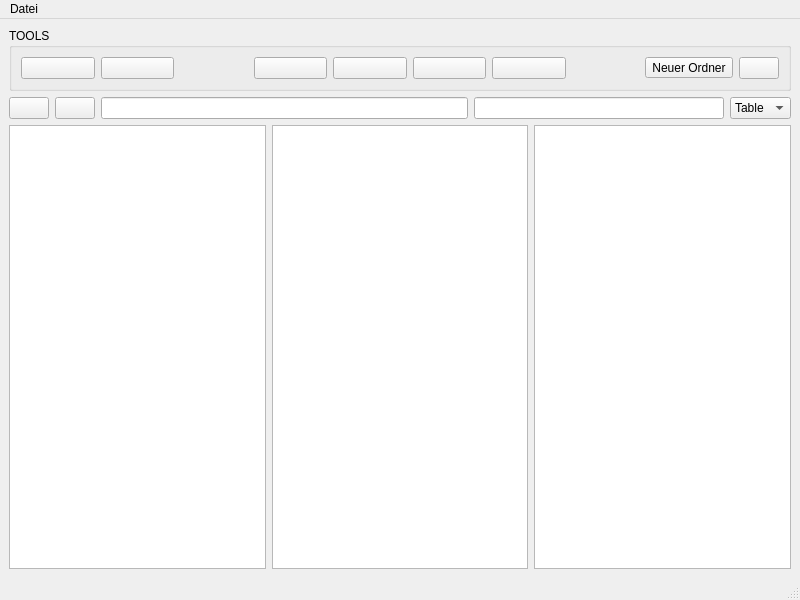
The window that stegano_gui/mainwindow.ui (Bonoolu/SteganoFS) describes before a commit, drawn with Qt 5.
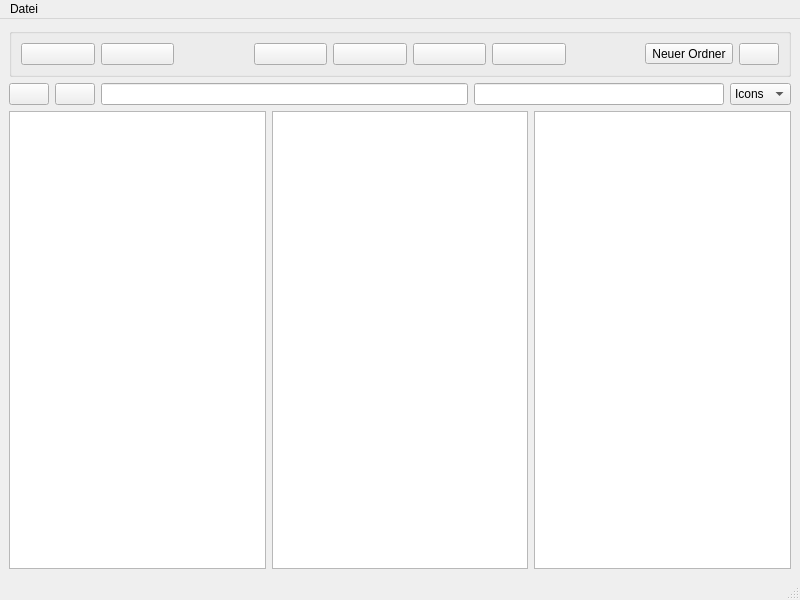
The same window after the commit. Icons and pictures are not drawn.

Commit message: minor changes at GUI, removes tools label, removed actions new folder and new file, fixed combo box for views

The edit to the form file:
```diff
--- a/stegano_gui/mainwindow.ui
+++ b/stegano_gui/mainwindow.ui
@@ -26,7 +26,7 @@
       <item>
        <widget class="QGroupBox" name="groupBox">
         <property name="title">
-         <string>TOOLS</string>
+         <string/>
         </property>
         <layout class="QHBoxLayout" name="horizontalLayout_5">
          <item>
@@ -304,16 +304,16 @@
         </item>
         <item>
          <widget class="QComboBox" name="DisplayComboBox">
-          <item>
-           <property name="text">
-            <string>Table</string>
-           </property>
-          </item>
           <item>
            <property name="text">
             <string>Icons</string>
            </property>
           </item>
+          <item>
+           <property name="text">
+            <string>Table</string>
+           </property>
+          </item>
          </widget>
         </item>
        </layout>
@@ -355,8 +355,6 @@
     <property name="title">
      <string>Datei</string>
     </property>
-    <addaction name="actionNewFile"/>
-    <addaction name="actionNewFolder"/>
     <addaction name="separator"/>
     <addaction name="actionMount"/>
     <addaction name="actionUnmount"/>
```
The commit also changes 1 other file.
